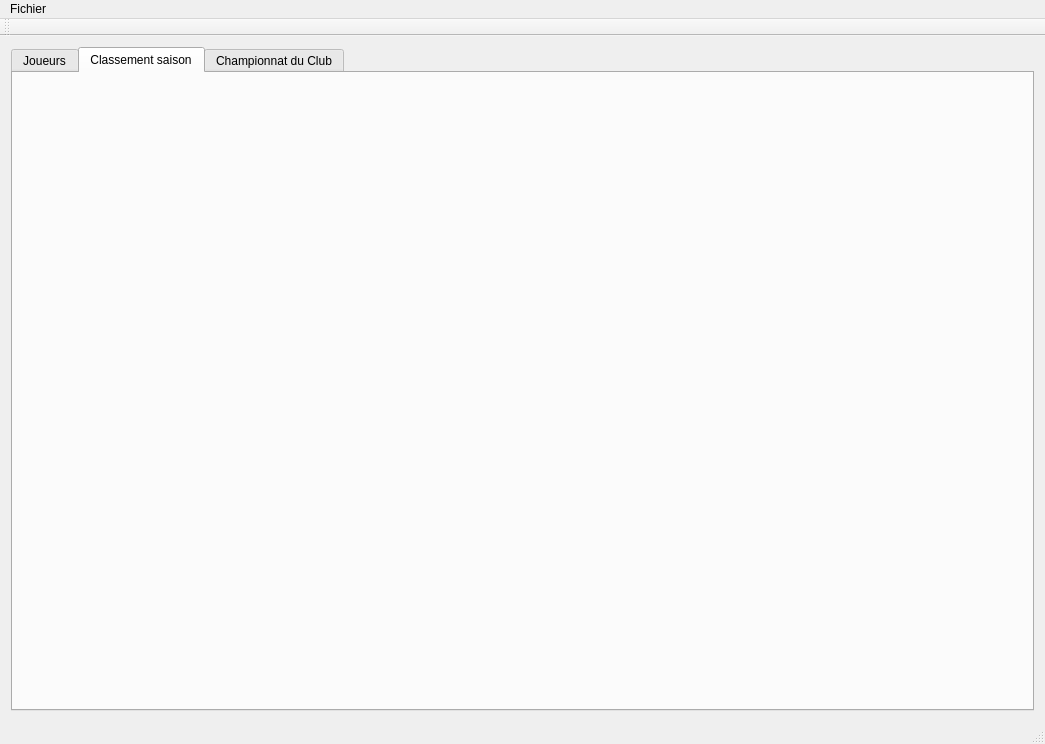
This is MainWindow.ui in arabine/tanca as Qt 5 draws it before an edit. The edited form follows.
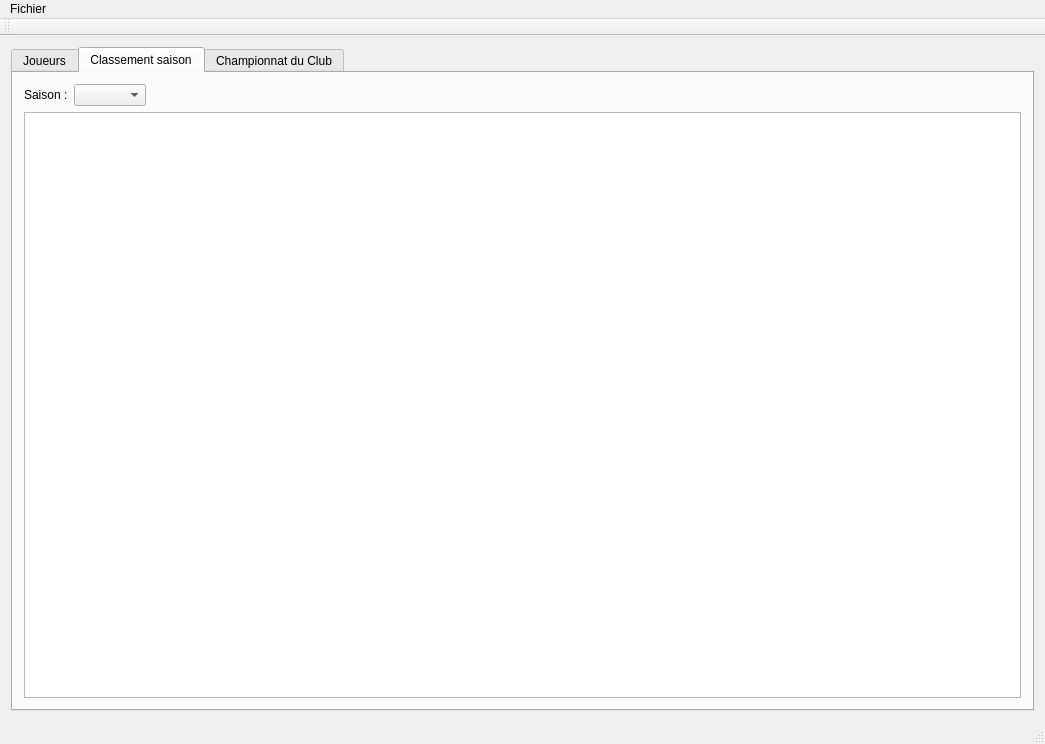
This is the edited form. The open tabs and pages were chosen to show the change.

```diff
--- a/MainWindow.ui
+++ b/MainWindow.ui
@@ -78,6 +78,38 @@
        <attribute name="title">
         <string>Classement saison</string>
        </attribute>
+       <layout class="QGridLayout" name="gridLayout_6">
+        <item row="0" column="0">
+         <layout class="QHBoxLayout" name="horizontalLayout_10">
+          <item>
+           <widget class="QLabel" name="label_13">
+            <property name="text">
+             <string>Saison :</string>
+            </property>
+           </widget>
+          </item>
+          <item>
+           <widget class="QComboBox" name="comboBox"/>
+          </item>
+          <item>
+           <spacer name="horizontalSpacer_2">
+            <property name="orientation">
+             <enum>Qt::Horizontal</enum>
+            </property>
+            <property name="sizeHint" stdset="0">
+             <size>
+              <width>40</width>
+              <height>20</height>
+             </size>
+            </property>
+           </spacer>
+          </item>
+         </layout>
+        </item>
+        <item row="1" column="0">
+         <widget class="QTableWidget" name="tableContest"/>
+        </item>
+       </layout>
       </widget>
       <widget class="QWidget" name="tab_2">
        <attribute name="title">
```
Left out of the diff: 2 changed lines with no effect on the pictures.
